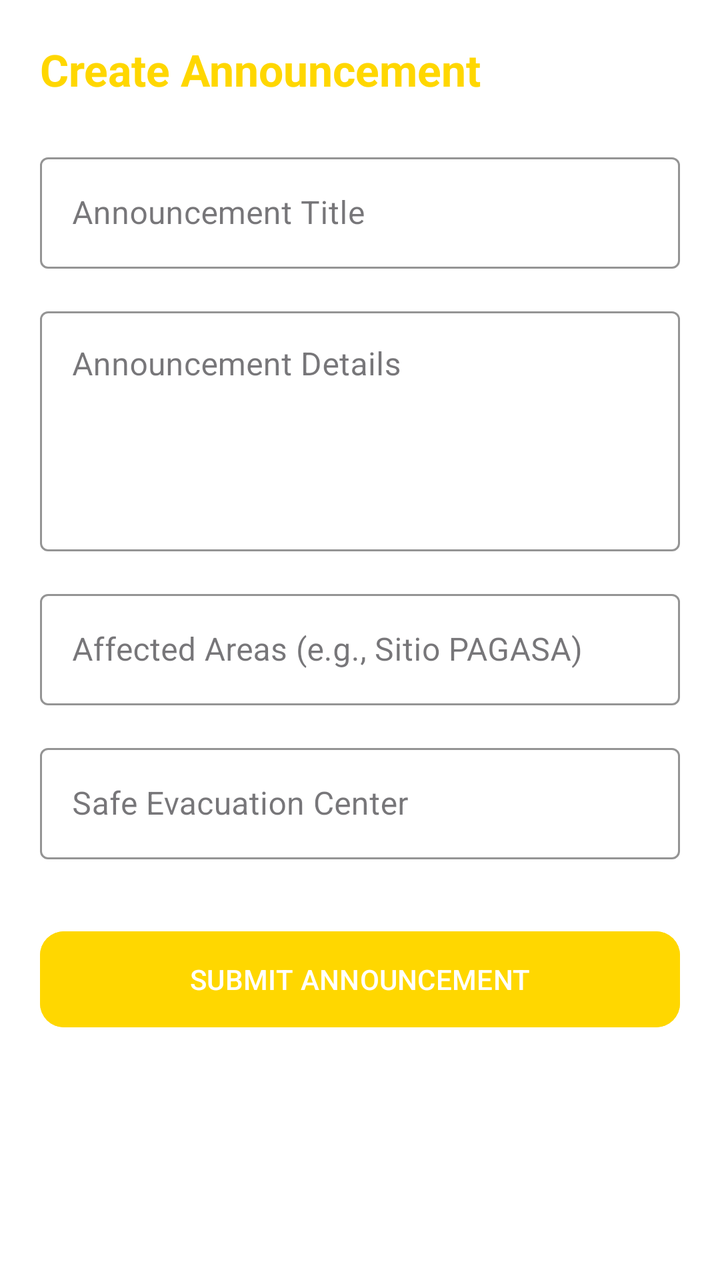
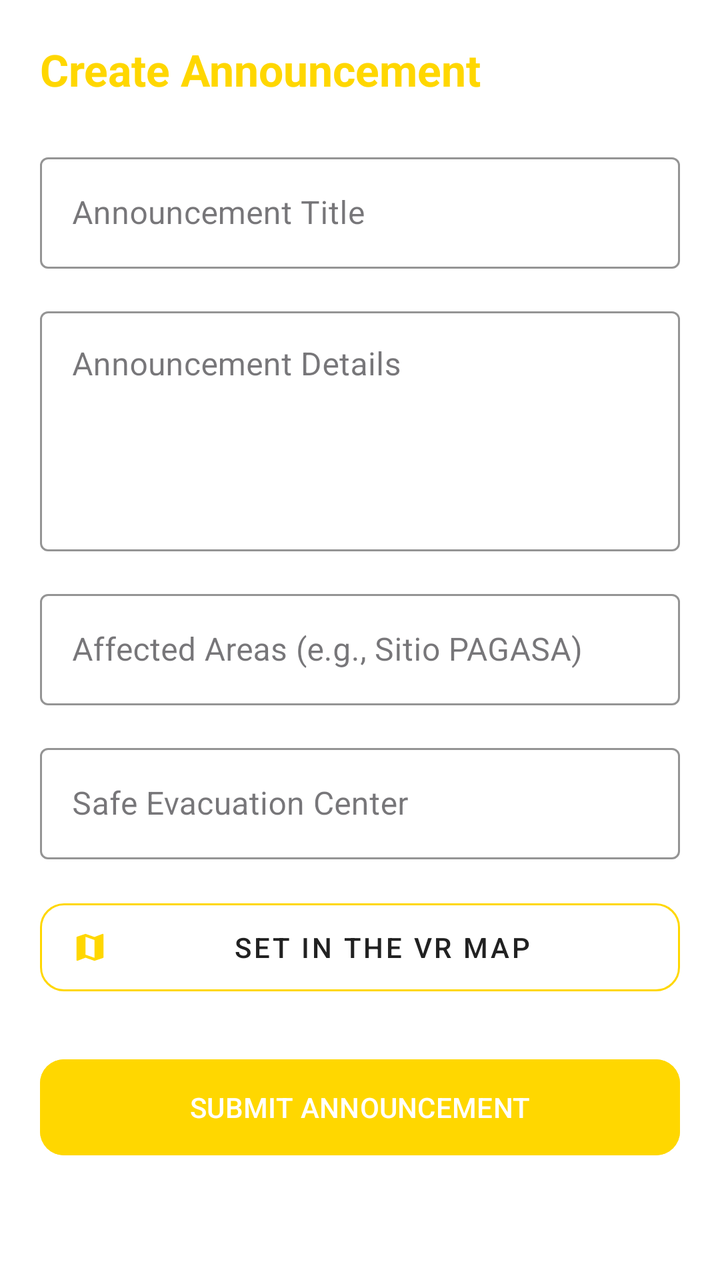

The first picture is an Android layout as it rendered before a commit; the second is the same layout after the commit. The layout source and the unified diff follow.
<!-- AndroidManifest.xml: application theme Theme.Resilio -->
<!-- res/layout/fragment_create_announcement.xml -->
<?xml version="1.0" encoding="utf-8"?>
<androidx.core.widget.NestedScrollView xmlns:android="http://schemas.android.com/apk/res/android"
    xmlns:app="http://schemas.android.com/apk/res-auto"
    android:layout_width="match_parent"
    android:layout_height="match_parent"
    android:background="@color/background">

    <LinearLayout
        android:layout_width="match_parent"
        android:layout_height="wrap_content"
        android:orientation="vertical"
        android:padding="20dp">

        <TextView
            android:layout_width="wrap_content"
            android:layout_height="wrap_content"
            android:text="Create Announcement"
            android:textSize="22sp"
            android:textStyle="bold"
            android:textColor="@color/gold_accent"
            android:layout_marginBottom="24dp"/>

        <com.google.android.material.textfield.TextInputLayout
            android:layout_width="match_parent"
            android:layout_height="wrap_content"
            android:hint="Announcement Title"
            style="@style/Widget.MaterialComponents.TextInputLayout.OutlinedBox"
            app:boxStrokeColor="@color/gold_accent"
            app:hintTextColor="@color/gold_accent">
            <com.google.android.material.textfield.TextInputEditText
                android:id="@+id/etTitle"
                android:layout_width="match_parent"
                android:layout_height="wrap_content"
                android:textColor="@color/text_primary"/>
        </com.google.android.material.textfield.TextInputLayout>

        <com.google.android.material.textfield.TextInputLayout
            android:layout_width="match_parent"
            android:layout_height="wrap_content"
            android:hint="Announcement Details"
            android:layout_marginTop="16dp"
            style="@style/Widget.MaterialComponents.TextInputLayout.OutlinedBox"
            app:boxStrokeColor="@color/gold_accent"
            app:hintTextColor="@color/gold_accent">
            <com.google.android.material.textfield.TextInputEditText
                android:id="@+id/etContent"
                android:layout_width="match_parent"
                android:layout_height="120dp"
                android:gravity="top"
                android:inputType="textMultiLine"
                android:textColor="@color/text_primary"/>
        </com.google.android.material.textfield.TextInputLayout>

        <com.google.android.material.textfield.TextInputLayout
            android:layout_width="match_parent"
            android:layout_height="wrap_content"
            android:hint="Affected Areas (e.g., Sitio PAGASA)"
            android:layout_marginTop="16dp"
            style="@style/Widget.MaterialComponents.TextInputLayout.OutlinedBox"
            app:boxStrokeColor="@color/gold_accent"
            app:hintTextColor="@color/gold_accent">
            <com.google.android.material.textfield.TextInputEditText
                android:id="@+id/etAffectedAreas"
                android:layout_width="match_parent"
                android:layout_height="wrap_content"
                android:textColor="@color/text_primary"/>
        </com.google.android.material.textfield.TextInputLayout>

        <com.google.android.material.textfield.TextInputLayout
            android:layout_width="match_parent"
            android:layout_height="wrap_content"
            android:hint="Safe Evacuation Center"
            android:layout_marginTop="16dp"
            style="@style/Widget.MaterialComponents.TextInputLayout.OutlinedBox"
            app:boxStrokeColor="@color/gold_accent"
            app:hintTextColor="@color/gold_accent">
            <com.google.android.material.textfield.TextInputEditText
                android:id="@+id/etEvacuationCenter"
                android:layout_width="match_parent"
                android:layout_height="wrap_content"
                android:textColor="@color/text_primary"/>
        </com.google.android.material.textfield.TextInputLayout>

        <com.google.android.material.button.MaterialButton
            android:id="@+id/btnSubmitAlert"
            android:layout_width="match_parent"
            android:layout_height="56dp"
            android:text="SUBMIT ANNOUNCEMENT"
            android:layout_marginTop="32dp"
            android:backgroundTint="@color/gold_accent"
            android:textColor="@color/background"
            app:cornerRadius="12dp"/>

    </LinearLayout>
</androidx.core.widget.NestedScrollView>
<!-- resources referenced by this layout -->
<resources>
  <color name="background">#FFFFFF</color>
  <color name="gold_accent">#FFD700</color>
  <color name="text_primary">#212121</color>
  <style name="Theme.Resilio" parent="Base.Theme.Resilio" />
  <style name="Base.Theme.Resilio" parent="Theme.Material3.DayNight.NoActionBar">
          
          <item name="colorPrimary">@color/gold_accent</item>
          <item name="colorOnPrimary">@color/black</item>
          <item name="colorSecondary">@color/secondary_blue</item>
          <item name="colorOnSecondary">@color/white</item>
          <item name="colorTertiary">@color/primary_green</item>
          <item name="android:windowBackground">@color/background</item>
          <item name="android:textColorPrimary">@color/text_primary</item>
          <item name="android:textColorSecondary">@color/text_secondary</item>
      </style>
  <color name="black">#FF000000</color>
  <color name="secondary_blue">#2196F3</color>
  <color name="white">#FFFFFFFF</color>
  <color name="primary_green">#4CAF50</color>
  <color name="text_secondary">#757575</color>
</resources>

<!-- the commit's change to res/layout/fragment_create_announcement.xml (unified diff, before → after) -->
@@ -82,11 +82,24 @@
         </com.google.android.material.textfield.TextInputLayout>
 
         <com.google.android.material.button.MaterialButton
+            android:id="@+id/btnSetVrMap"
+            style="@style/Widget.MaterialComponents.Button.OutlinedButton"
+            android:layout_width="match_parent"
+            android:layout_height="56dp"
+            android:text="@string/set_in_vr_map"
+            android:layout_marginTop="16dp"
+            app:strokeColor="@color/gold_accent"
+            android:textColor="@color/text_primary"
+            app:icon="@drawable/ic_map"
+            app:iconTint="@color/gold_accent"
+            app:cornerRadius="12dp"/>
+
+        <com.google.android.material.button.MaterialButton
             android:id="@+id/btnSubmitAlert"
             android:layout_width="match_parent"
             android:layout_height="56dp"
             android:text="SUBMIT ANNOUNCEMENT"
-            android:layout_marginTop="32dp"
+            android:layout_marginTop="24dp"
             android:backgroundTint="@color/gold_accent"
             android:textColor="@color/background"
             app:cornerRadius="12dp"/>
<!-- resource entries referenced after the edit -->
@@ -3,6 +3,17 @@
   <color name="background">#FFFFFF</color>
   <color name="gold_accent">#FFD700</color>
   <color name="text_primary">#212121</color>
+  <!-- drawable ic_map (drawable) -->
+  <vector xmlns:android="http://schemas.android.com/apk/res/android"
+      android:width="24dp"
+      android:height="24dp"
+      android:viewportWidth="24"
+      android:viewportHeight="24">
+    <path
+        android:fillColor="#FF000000"
+        android:pathData="M20.5,3l-0.16,0.03L15,5.1L9,3L3.36,4.9c-0.21,0.07 -0.36,0.25 -0.36,0.48V20.5c0,0.28 0.22,0.5 0.5,0.5l0.16,-0.03L9,18.9l6,2.1l5.64,-1.9c0.21,-0.07 0.36,-0.25 0.36,-0.48V3.5c0,-0.28 -0.22,-0.5 -0.5,-0.5zM15,19l-6,-2.11V5l6,2.11V19z"/>
+  </vector>
+  <string name="set_in_vr_map">Set in the VR map</string>
   <style name="Theme.Resilio" parent="Base.Theme.Resilio" />
   <style name="Base.Theme.Resilio" parent="Theme.Material3.DayNight.NoActionBar">
           
